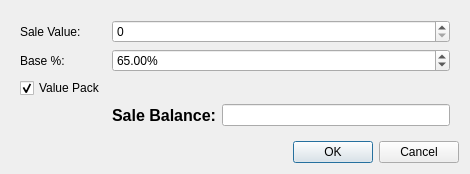
Old version of the form Forms/dlg_Sale_Balance.ui in the repository Graveflo/BDO_Enhancement_Tool.
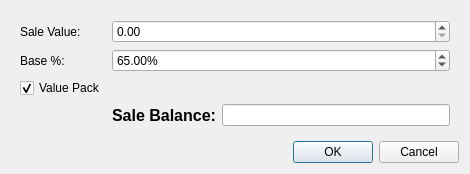
New version of the form.

Diff of the .ui file:
```diff
--- a/Forms/dlg_Sale_Balance.ui
+++ b/Forms/dlg_Sale_Balance.ui
@@ -17,16 +17,6 @@
    <item>
     <widget class="QWidget" name="widget" native="true">
      <layout class="QGridLayout" name="gridLayout" rowstretch="0,0,0,0" columnstretch="0,0">
-      <item row="0" column="1">
-       <widget class="QSpinBox" name="spinValue">
-        <property name="showGroupSeparator" stdset="0">
-         <bool>true</bool>
-        </property>
-        <property name="maximum">
-         <number>1000000000</number>
-        </property>
-       </widget>
-      </item>
       <item row="1" column="0">
        <widget class="QLabel" name="lblPercent">
         <property name="text">
@@ -112,6 +102,16 @@
         </layout>
        </widget>
       </item>
+      <item row="0" column="1">
+       <widget class="QDoubleSpinBox" name="spinValue">
+        <property name="showGroupSeparator" stdset="0">
+         <bool>true</bool>
+        </property>
+        <property name="maximum">
+         <double>1000000000000.000000000000000</double>
+        </property>
+       </widget>
+      </item>
      </layout>
     </widget>
    </item>
```
